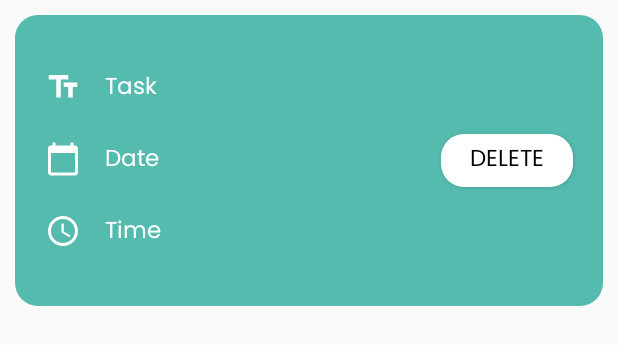
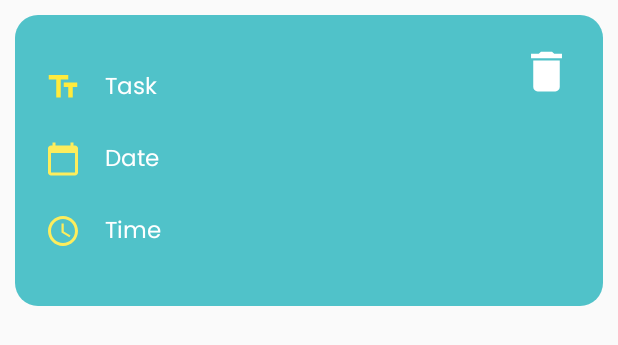
Before and after one commit to Mars0819/FinalProject1, an Android app: the layout task_item.xml on its own in the app's theme, with its tools: preview values and no code run, on a phone screen of 412 x 824 dp. Shown: the top 345 px of the screen. Run offline under Robolectric (Android 15) with nearby library versions, the phone set to English and light mode, and no system bars.

Commit message:
perubahan tampilan

```diff
--- a/app/src/main/java/com/example/myapplication/MainActivity.java
+++ b/app/src/main/java/com/example/myapplication/MainActivity.java
@@ -40,7 +40,7 @@ import java.util.List;
 
 public class MainActivity extends AppCompatActivity  implements  PopupDialogClickListener{
 
-    Button btnSave,btnCancel,btnDelete,btnUpdate;
+    Button btnSave,btnCancel,btnDelete;
     EditText edtName;
     TextView tanggal,waktu;
     RecyclerView rvTask;
--- a/app/src/main/res/drawable/ic_baseline_access_time_24.xml
+++ b/app/src/main/res/drawable/ic_baseline_access_time_24.xml
@@ -1,4 +1,4 @@
-<vector android:height="24dp" android:tint="#FFFFFF"
+<vector android:height="24dp" android:tint="#FDED5C"
     android:viewportHeight="24" android:viewportWidth="24"
     android:width="24dp" xmlns:android="http://schemas.android.com/apk/res/android">
     <path android:fillColor="@android:color/white" android:pathData="M11.99,2C6.47,2 2,6.48 2,12s4.47,10 9.99,10C17.52,22 22,17.52 22,12S17.52,2 11.99,2zM12,20c-4.42,0 -8,-3.58 -8,-8s3.58,-8 8,-8 8,3.58 8,8 -3.58,8 -8,8z"/>
--- a/app/src/main/res/drawable/ic_baseline_calendar_today_24.xml
+++ b/app/src/main/res/drawable/ic_baseline_calendar_today_24.xml
@@ -1,4 +1,4 @@
-<vector android:height="24dp" android:tint="#FFFFFF"
+<vector android:height="24dp" android:tint="#FDED5C"
     android:viewportHeight="24" android:viewportWidth="24"
     android:width="24dp" xmlns:android="http://schemas.android.com/apk/res/android">
     <path android:fillColor="@android:color/white" android:pathData="M20,3h-1L19,1h-2v2L7,3L7,1L5,1v2L4,3c-1.1,0 -2,0.9 -2,2v16c0,1.1 0.9,2 2,2h16c1.1,0 2,-0.9 2,-2L22,5c0,-1.1 -0.9,-2 -2,-2zM20,21L4,21L4,8h16v13z"/>
--- /dev/null
+++ b/app/src/main/res/drawable/ic_baseline_delete_24.xml
@@ -0,0 +1,5 @@
+<vector android:height="24dp" android:tint="#ffff"
+    android:viewportHeight="24" android:viewportWidth="24"
+    android:width="24dp" xmlns:android="http://schemas.android.com/apk/res/android">
+    <path android:fillColor="@android:color/white" android:pathData="M6,19c0,1.1 0.9,2 2,2h8c1.1,0 2,-0.9 2,-2V7H6v12zM19,4h-3.5l-1,-1h-5l-1,1H5v2h14V4z"/>
+</vector>
--- a/app/src/main/res/drawable/ic_baseline_text_fields_24.xml
+++ b/app/src/main/res/drawable/ic_baseline_text_fields_24.xml
@@ -1,4 +1,4 @@
-<vector android:height="24dp" android:tint="#FFFFFF"
+<vector android:height="24dp" android:tint="#FFEB3B"
     android:viewportHeight="24" android:viewportWidth="24"
     android:width="24dp" xmlns:android="http://schemas.android.com/apk/res/android">
     <path android:fillColor="@android:color/white" android:pathData="M2.5,4v3h5v12h3V7h5V4H2.5zM21.5,9h-9v3h3v7h3v-7h3V9z"/>
--- a/app/src/main/res/layout/task_item.xml
+++ b/app/src/main/res/layout/task_item.xml
@@ -4,9 +4,10 @@
     android:layout_height="wrap_content"
     android:layout_width="match_parent"
     android:layout_margin="10dp"
+    android:id="@+id/relativeLayout"
     android:background="@drawable/button_shape"
-    android:id="@+id/relativeLayout"
-    android:backgroundTint="@color/secondaryColor"
+
+
     >
     <RelativeLayout
         android:layout_width="match_parent"
@@ -107,19 +108,13 @@
 
     </RelativeLayout>
     <Button
-        android:layout_centerVertical="true"
+        android:layout_marginTop="20dp"
         android:layout_alignParentRight="true"
-        android:background="@drawable/button_shape"
         android:layout_marginRight="20dp"
-        android:textSize="15sp"
         android:id="@+id/btnDelete"
-        android:text="DELETE"
-        android:layout_width="wrap_content"
+        android:layout_width="35dp"
         android:layout_height="35dp"
-        android:textColor="@color/Black"
-        android:backgroundTint="@color/White"
-        android:fontFamily="@font/poppinsregular"
-
+        android:background="@drawable/ic_baseline_delete_24"
         />
 
 </RelativeLayout>
```
Also changed, not shown: app/src/main/res/layout/activity_main.xml (+3 -18 lines), app/src/main/res/layout/dialog_input.xml (+2 -5 lines), app/src/main/res/layout/update.xml (+2 -5 lines).
